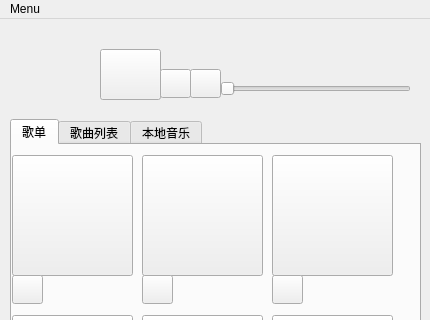
Old version of the form mainwindow.ui in the repository caisan/CloudMusic; both pictures show x 0 to 430 and y 0 to 320 of the 430 by 722 pixel window.
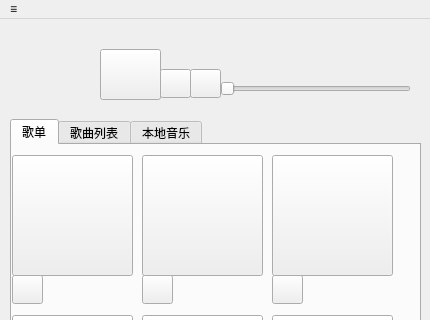
New version of the form. The open tabs and pages were chosen to show the change. Icons and pictures are not drawn.

Patch:
```diff
--- a/mainwindow.ui
+++ b/mainwindow.ui
@@ -683,7 +683,7 @@
    </property>
    <widget class="QMenu" name="menu">
     <property name="title">
-     <string>Menu</string>
+     <string>≡</string>
     </property>
     <addaction name="load_action"/>
     <addaction name="exit_action"/>
```
Left out of the diff: 4 changed lines with no effect on the pictures.
